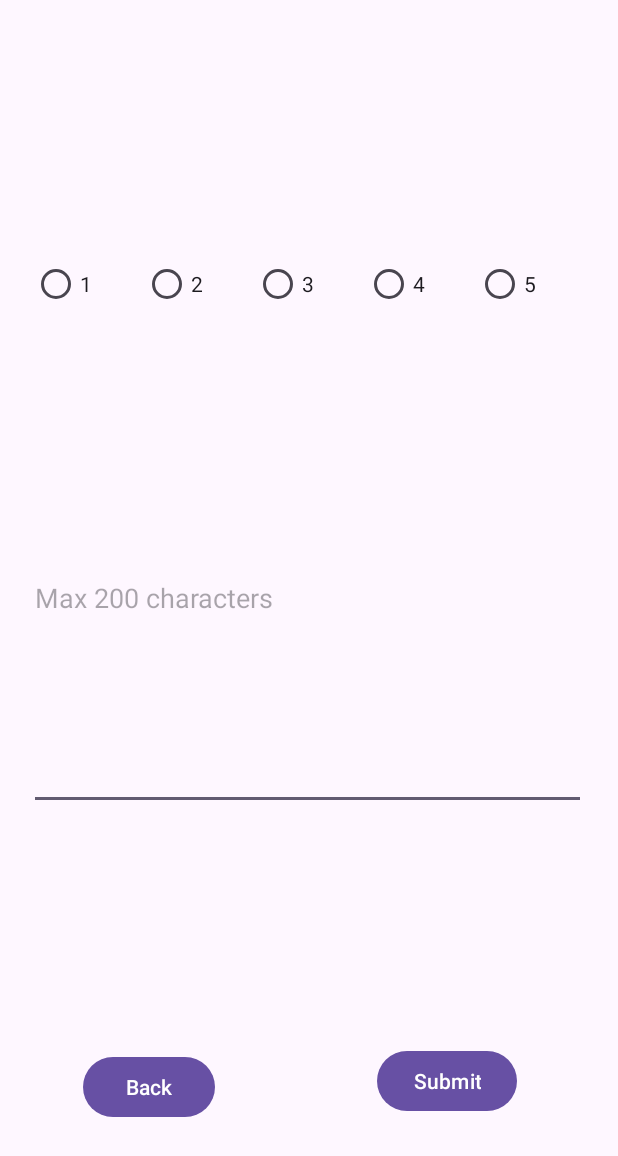
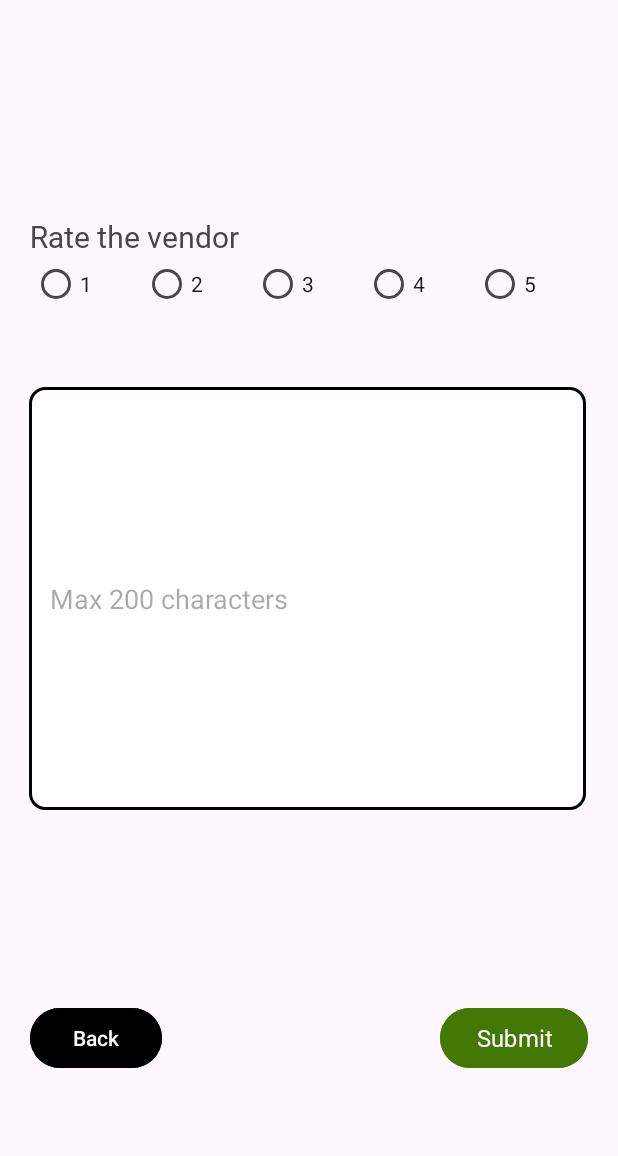
Before and after one commit to jparish00/COSC341Project, an Android app: the AddReview screen opened directly, with no data from a screen before it, on a phone screen of 412 x 824 dp. Shown: the top 1156 px of the screen. Run offline under Robolectric (Android 15) with nearby library versions, the light colour scheme and no system bars; 13 statements that could not run were skipped.

Commit message:
review/add review changes

```diff
--- a/app/src/main/res/layout/activity_add_review.xml
+++ b/app/src/main/res/layout/activity_add_review.xml
@@ -13,7 +13,8 @@
         android:layout_marginStart="19dp"
         android:layout_marginTop="39dp"
         android:ems="10"
-        android:hint="Max 200 characters"
+        android:hint="   Max 200 characters"
+        android:background="@drawable/cspinner"
         android:inputType="text"
         android:maxLength="200"
         app:layout_constraintStart_toStartOf="parent"
@@ -23,11 +24,25 @@
         android:id="@+id/submitReview"
         android:layout_width="wrap_content"
         android:layout_height="wrap_content"
-        android:layout_marginEnd="67dp"
-        android:layout_marginBottom="79dp"
+        android:layout_marginEnd="20dp"
+        android:layout_marginBottom="108dp"
+        android:backgroundTint="#447806"
+        android:fontFamily="@font/poorstory"
         android:text="Submit"
+        android:textSize="16dp"
         app:layout_constraintBottom_toBottomOf="parent"
         app:layout_constraintEnd_toEndOf="parent" />
+
+    <Button
+        android:id="@+id/review_button_back"
+        android:layout_width="wrap_content"
+        android:layout_height="wrap_content"
+        android:layout_marginStart="20dp"
+        android:layout_marginBottom="108dp"
+        android:backgroundTint="@color/black"
+        android:text="Back"
+        app:layout_constraintBottom_toBottomOf="parent"
+        app:layout_constraintStart_toStartOf="parent" />
 
     <RadioGroup
         android:id="@+id/reviewStar"
@@ -84,13 +99,16 @@
         app:layout_constraintStart_toStartOf="parent"
         app:layout_constraintTop_toTopOf="parent" />
 
-    <Button
-        android:id="@+id/review_button_back"
+    <TextView
+        android:id="@+id/ratingTitle"
         android:layout_width="wrap_content"
         android:layout_height="wrap_content"
-        android:layout_marginStart="55dp"
-        android:layout_marginBottom="75dp"
-        android:text="Back"
-        app:layout_constraintBottom_toBottomOf="parent"
-        app:layout_constraintStart_toStartOf="parent" />
+        android:layout_marginStart="20dp"
+        android:layout_marginTop="144dp"
+        android:fontFamily="@font/poorstory"
+        android:text="Rate the vendor"
+        android:textSize="20dp"
+        app:layout_constraintStart_toStartOf="parent"
+        app:layout_constraintTop_toTopOf="parent" />
+
 </androidx.constraintlayout.widget.ConstraintLayout>
```
Also changed, not shown: app/src/main/res/layout/activity_reviews.xml (+14 -7 lines).
